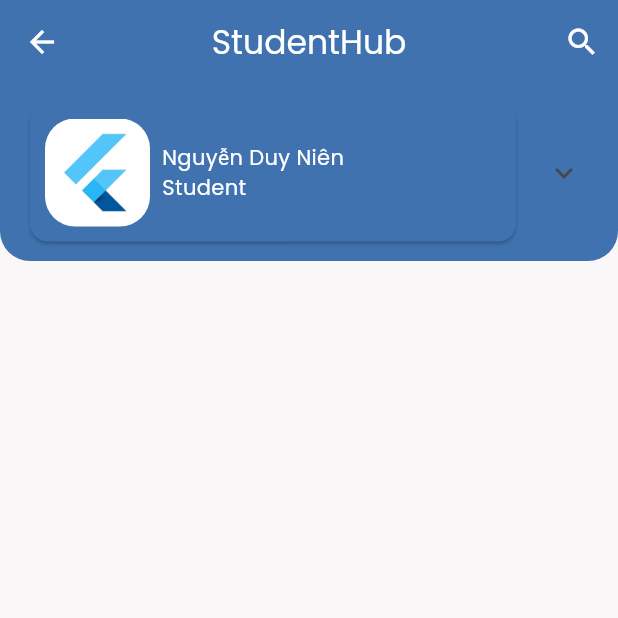
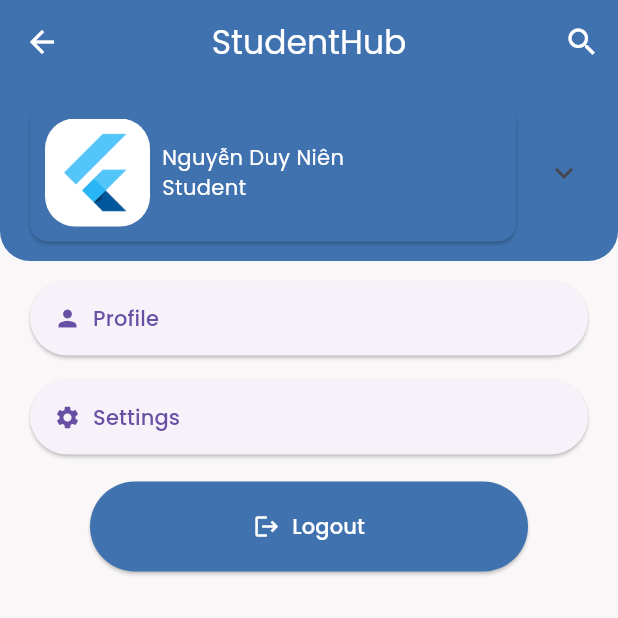
Before and after one commit to NguyenQuang179/amp_studenthub, a Flutter app: the screen it shows after launch, on a phone screen of 412 x 824 dp, the top half of it. Run offline on Flutter 3.47's test engine with Material 3 defaults, Android fonts, the phone set to English and light mode, and no system bars; our stand-ins replace font_awesome_flutter, google_fonts.

Commit message:
Done SwitchAccountScreen

```diff
--- a/lib/screens/switch_account_screen.dart
+++ b/lib/screens/switch_account_screen.dart
@@ -1,6 +1,7 @@
 import 'package:amp_studenthub/configs/constant.dart';
 import 'package:amp_studenthub/models/account.dart';
 import 'package:amp_studenthub/widgets/account_list_view.dart';
+import 'package:flutter/cupertino.dart';
 import 'package:flutter/material.dart';
 import 'package:flutter/widgets.dart';
 
@@ -45,10 +46,80 @@ class _SwitchAccountScreenState extends State<SwitchAccountScreen> {
       ),
       body: Column(
         children: <Widget>[
-          Expanded(
-            child: AccountListView(
-              currentAccount: currentAccount,
-              accountList: accountList,
+          AccountListView(
+            currentAccount: currentAccount,
+            accountList: accountList,
+          ),
+          SizedBox(
+            height: 5,
+          ),
+          Padding(
+            padding: const EdgeInsets.symmetric(vertical: 8.0, horizontal: 20),
+            child: SizedBox(
+              height: 50,
+              width: double.infinity,
+              child: ElevatedButton(
+                onPressed: () {},
+                style: ElevatedButton.styleFrom(
+                  padding: EdgeInsets.zero,
+                ),
+                child: const Row(
+                  children: [
+                    SizedBox(width: 16),
+                    Icon(Icons.person),
+                    SizedBox(width: 8),
+                    Text('Profile'),
+                  ],
+                ),
+              ),
+            ),
+          ),
+          Padding(
+            padding: const EdgeInsets.symmetric(vertical: 8.0, horizontal: 20),
+            child: SizedBox(
+              height: 50,
+              width: double.infinity,
+              child: ElevatedButton(
+                onPressed: () {},
+                style: ElevatedButton.styleFrom(
+                  padding: EdgeInsets.zero,
+                ),
+                child: const Row(
+                  children: [
+                    SizedBox(width: 16),
+                    Icon(Icons.settings),
+                    SizedBox(width: 8),
+                    Text('Settings'),
+                  ],
+                ),
+              ),
+            ),
+          ),
+          Padding(
+            padding: const EdgeInsets.symmetric(vertical: 10.0, horizontal: 60),
+            child: SizedBox(
+              height: 60,
+              width: double.infinity,
+              child: ElevatedButton(
+                onPressed: () {},
+                style: ElevatedButton.styleFrom(
+                    padding: EdgeInsets.zero,
+                    backgroundColor: Color(0xFF3F72AF)),
+                child: const Row(
+                  mainAxisAlignment: MainAxisAlignment.center,
+                  children: [
+                    Icon(
+                      Icons.logout,
+                      color: Colors.white,
+                    ),
+                    SizedBox(width: 8),
+                    Text(
+                      'Logout',
+                      style: TextStyle(color: Colors.white),
+                    ),
+                  ],
+                ),
+              ),
             ),
           ),
         ],
--- a/lib/widgets/account_list_view.dart
+++ b/lib/widgets/account_list_view.dart
@@ -20,10 +20,13 @@ class _AccountListViewState extends State<AccountListView> {
   @override
   Widget build(BuildContext context) {
     int length = widget.accountList?.length ?? 1;
-    return ListView.builder(
-      itemCount: 1,
-      itemBuilder: (BuildContext context, int index) =>
-          _buildList(widget.accountList, widget.currentAccount),
+    return Flexible(
+      child: ListView.builder(
+        shrinkWrap: true,
+        itemCount: 1,
+        itemBuilder: (BuildContext context, int index) =>
+            _buildList(widget.accountList, widget.currentAccount),
+      ),
     );
   }
 
```
